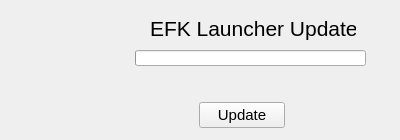
Old version of the form updater.ui in the repository ChristopheTdn/EFK-Launcher.
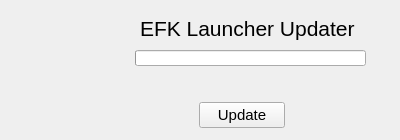
New version of the form. Icons and pictures are not drawn.

Commit message: mise en place Env Config Linux

```diff
--- a/updater.ui
+++ b/updater.ui
@@ -64,9 +64,9 @@
    <widget class="QLabel" name="label_titre">
     <property name="geometry">
      <rect>
-      <x>150</x>
+      <x>140</x>
       <y>10</y>
-      <width>206</width>
+      <width>221</width>
       <height>36</height>
      </rect>
     </property>
```
The commit also changes 2 other files.
